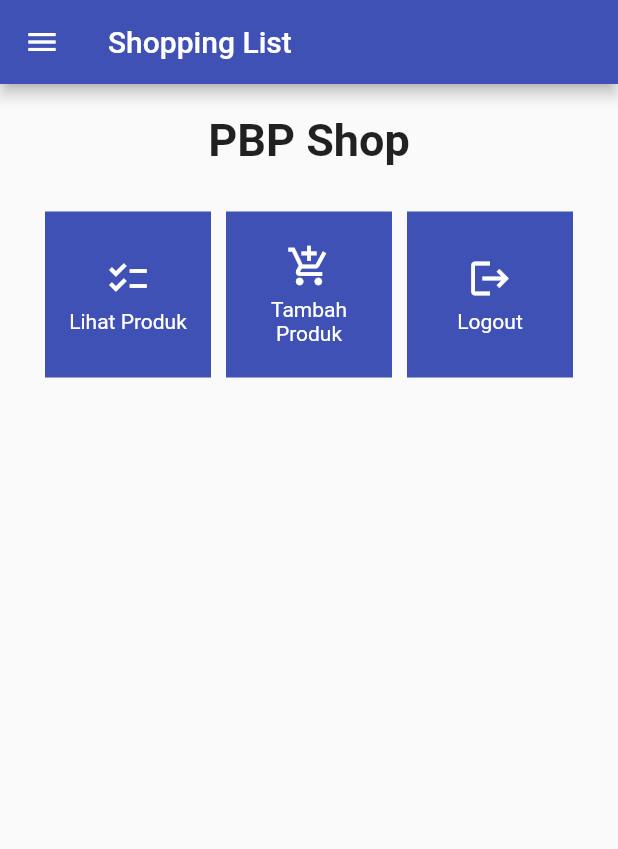
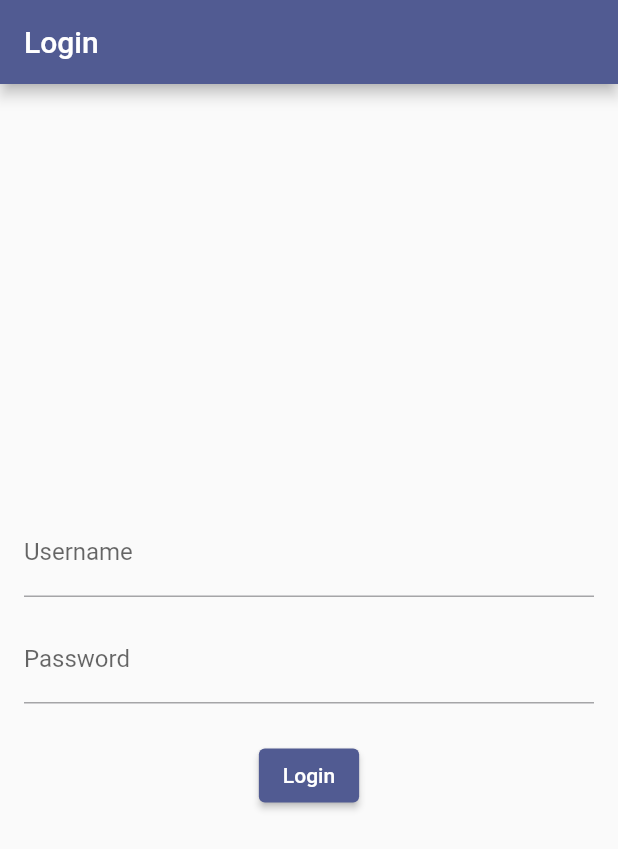
Before and after one commit to LesmanaArya/shopping-list-mobile, a Flutter app: the screen it shows after launch, on a phone screen of 412 x 824 dp. Shown: the top 849 px of the screen. Run offline on Flutter 3.47's test engine with Material 2 defaults, Android fonts, the phone set to English and light mode, and no system bars; missing offline and left inert: pbp_django_auth.

Commit message:
Done tutor 8

```diff
--- a/lib/main.dart
+++ b/lib/main.dart
@@ -1,5 +1,7 @@
 import 'package:flutter/material.dart';
-import 'package:shopping_list/screens/menu.dart';
+import 'package:provider/provider.dart';
+import 'package:pbp_django_auth/pbp_django_auth.dart';
+import 'package:shopping_list/screens/login.dart';
 
 void main() {
   runApp(const MyApp());
@@ -11,7 +13,12 @@ class MyApp extends StatelessWidget {
   // This widget is the root of your application.
   @override
   Widget build(BuildContext context) {
-    return MaterialApp(
+    return Provider(
+        create: (_) {
+          CookieRequest request = CookieRequest();
+          return request;
+        },
+        child: MaterialApp(
           title: 'Flutter Demo',
           debugShowCheckedModeBanner: false,
           theme: ThemeData(
@@ -32,7 +39,7 @@ class MyApp extends StatelessWidget {
             // tested with just a hot reload.
             colorScheme: ColorScheme.fromSeed(seedColor: Colors.indigo),
           ),
-      home: MyHomePage(),
-    );
+          home: LoginPage(),
+        ));
   }
 }
--- /dev/null
+++ b/lib/screens/login.dart
@@ -0,0 +1,114 @@
+import 'package:shopping_list/screens/menu.dart';
+import 'package:flutter/material.dart';
+import 'package:pbp_django_auth/pbp_django_auth.dart';
+import 'package:provider/provider.dart';
+
+void main() {
+    runApp(const LoginApp());
+}
+
+class LoginApp extends StatelessWidget {
+const LoginApp({super.key});
+
+@override
+Widget build(BuildContext context) {
+    return MaterialApp(
+        title: 'Login',
+        theme: ThemeData(
+            primarySwatch: Colors.blue,
+    ),
+    home: const LoginPage(),
+    );
+    }
+}
+
+class LoginPage extends StatefulWidget {
+    const LoginPage({super.key});
+
+    @override
+    _LoginPageState createState() => _LoginPageState();
+}
+
+class _LoginPageState extends State<LoginPage> {
+    final TextEditingController _usernameController = TextEditingController();
+    final TextEditingController _passwordController = TextEditingController();
+
+    @override
+    Widget build(BuildContext context) {
+        final request = context.watch<CookieRequest>();
+        return Scaffold(
+            appBar: AppBar(
+                title: const Text('Login'),
+            ),
+            body: Container(
+                padding: const EdgeInsets.all(16.0),
+                child: Column(
+                    mainAxisAlignment: MainAxisAlignment.center,
+                    children: [
+                        TextField(
+                            controller: _usernameController,
+                            decoration: const InputDecoration(
+                                labelText: 'Username',
+                            ),
+                        ),
+                        const SizedBox(height: 12.0),
+                        TextField(
+                            controller: _passwordController,
+                            decoration: const InputDecoration(
+                                labelText: 'Password',
+                            ),
+                            obscureText: true,
+                        ),
+                        const SizedBox(height: 24.0),
+                        ElevatedButton(
+                            onPressed: () async {
+                                String username = _usernameController.text;
+                                String password = _passwordController.text;
+
+                                // Cek kredensial
+                                // TODO: Ganti URL dan jangan lupa tambahkan trailing slash (/) di akhir URL!
+                                // Untuk menyambungkan Android emulator dengan Django pada localhost,
+                                // gunakan URL http://10.0.2.2/
+                                final response = await request.login("http://shopping_list/auth/login/", {
+                                'username': username,
+                                'password': password,
+                                });
+
+                                if (request.loggedIn) {
+                                    String message = response['message'];
+                                    String uname = response['username'];
+                                    Navigator.pushReplacement(
+                                        context,
+                                        MaterialPageRoute(builder: (context) => MyHomePage()),
+                                    );
+                                    ScaffoldMessenger.of(context)
+                                        ..hideCurrentSnackBar()
+                                        ..showSnackBar(
+                                            SnackBar(content: Text("$message Selamat datang, $uname.")));
+                                    } else {
+                                    showDialog(
+                                        context: context,
+                                        builder: (context) => AlertDialog(
+                                            title: const Text('Login Gagal'),
+                                            content:
+                                                Text(response['message']),
+                                            actions: [
+                                                TextButton(
+                                                    child: const Text('OK'),
+                                                    onPressed: () {
+                                                        Navigator.pop(context);
+                                                    },
+                                                ),
+                                            ],
+                                        ),
+                                    );
+                                }
+                            },
+                            child: const Text('Login'),
+                        ),
+                    ],
+                ),
+            ),
+        );
+    }
+}
--- a/pubspec.yaml
+++ b/pubspec.yaml
@@ -35,6 +35,9 @@ dependencies:
   # The following adds the Cupertino Icons font to your application.
   # Use with the CupertinoIcons class for iOS style icons.
   cupertino_icons: ^1.0.2
+  provider: ^6.1.1
+  pbp_django_auth: ^0.3.1
+  http: ^0.13.6
 
 dev_dependencies:
   flutter_test:
```
Also changed, not shown: lib/models/product.dart (added, +67 -0 lines), lib/screens/list_product.dart (added, +91 -0 lines), lib/screens/menu.dart (+29 -1 lines), lib/screens/shoplist_form.dart (+33 -28 lines), lib/widgets/left_drawer.dart (+12 -1 lines), pubspec.lock, 2 other files. Lines whose indentation alone changed are shown as unchanged.
